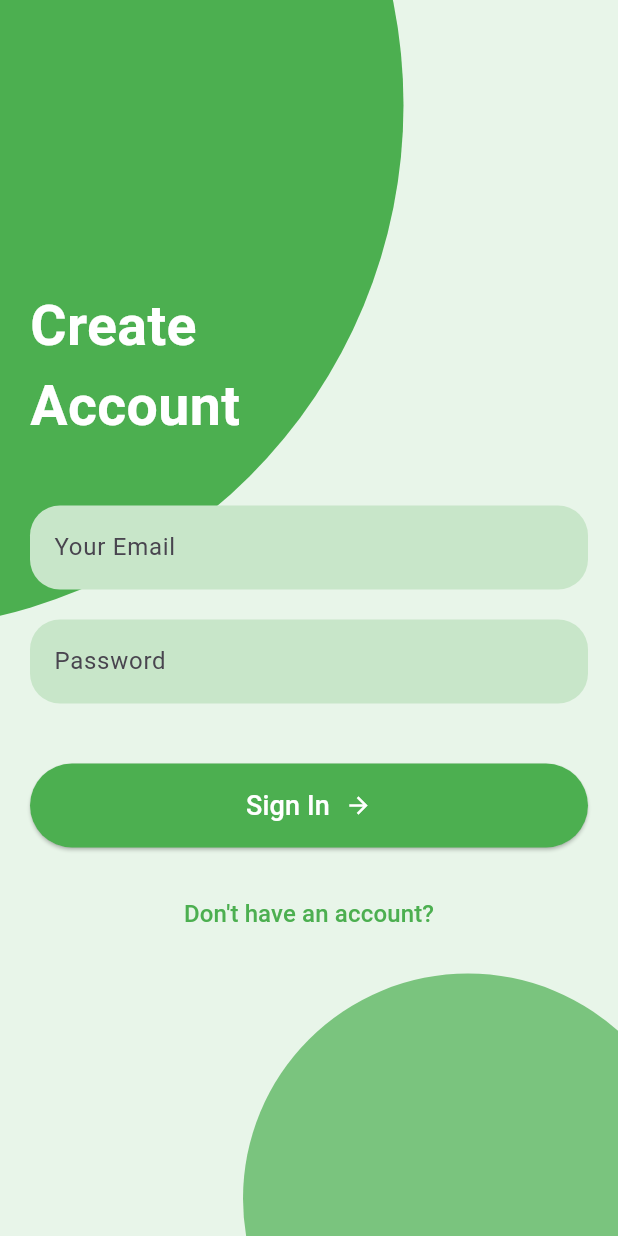
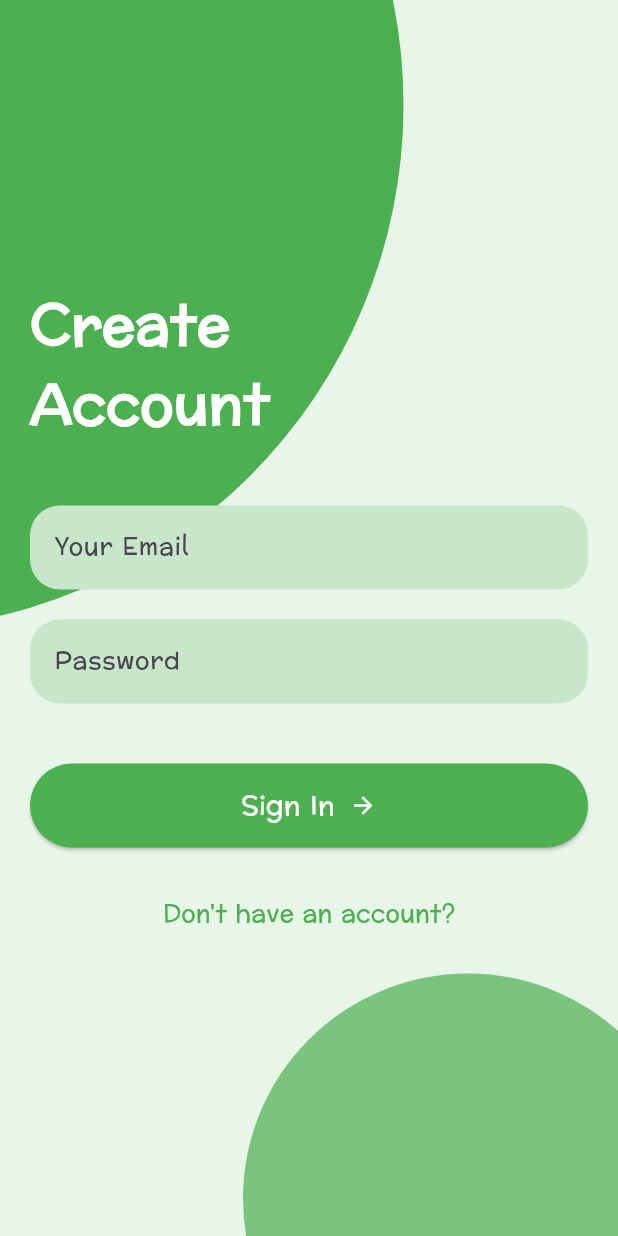
Before and after one commit to Oppsthp/Sahayatri, a Flutter app: the screen it shows after launch, after a tap on "Sign In", on a phone screen of 412 x 824 dp. Run offline on Flutter 3.47's test engine with Material 3 defaults, Android fonts, the phone set to English and light mode, and no system bars.

Commit message:
Font changed

```diff
--- a/lib/main.dart
+++ b/lib/main.dart
@@ -26,6 +26,7 @@ class SahayatriApp extends StatelessWidget {
       },
       theme: ThemeData(
         primarySwatch: Colors.green,
+        fontFamily: 'Preahvihear',
       ),
     );
   }
--- a/lib/sign_in_page.dart
+++ b/lib/sign_in_page.dart
@@ -72,6 +72,7 @@ class _SignInPageState extends State<SignInPage> {
                 const Text(
                   'Create\nAccount',
                   style: TextStyle(
+                    fontFamily: 'Preahvihear',
                     fontSize: 37,
                     fontWeight: FontWeight.bold,
                     color: Colors.white,
```
Also changed, not shown: pubspec.yaml (+8 -14 lines), assets/fonts/Preahvihear-Regular.ttf (renamed from assets/fonts/Preahvihear.ttf), pubspec.lock, 15 other files.
